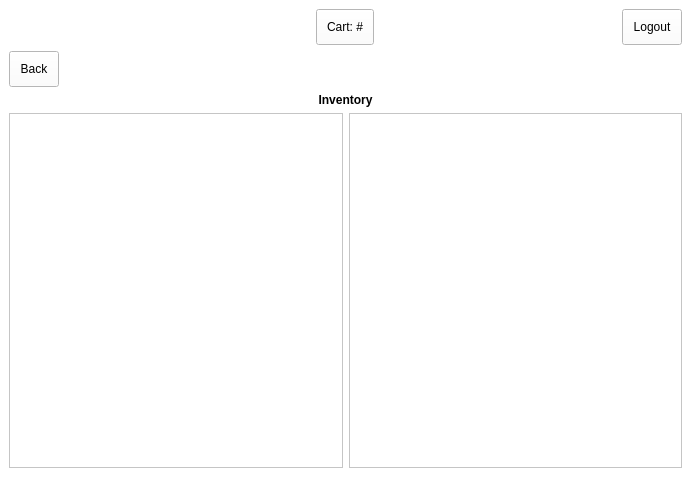
Old version of the form inventory.ui in the repository arc-bphc/sims-gui.
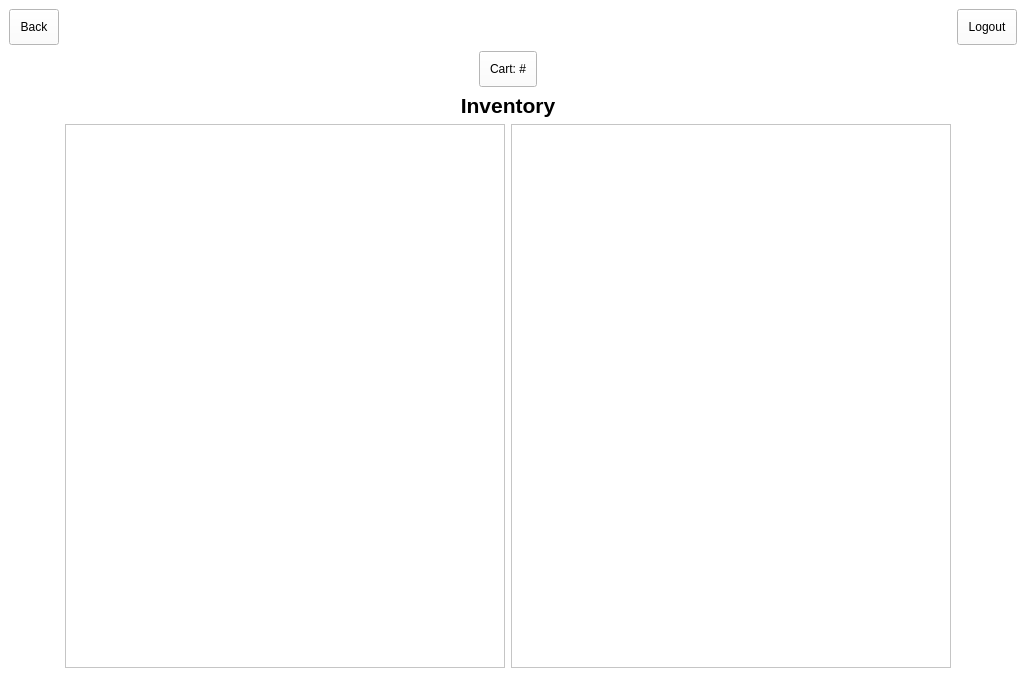
New version of the form. Icons and pictures are not drawn.

```diff
--- a/inventory.ui
+++ b/inventory.ui
@@ -6,8 +6,8 @@
    <rect>
     <x>0</x>
     <y>0</y>
-    <width>691</width>
-    <height>477</height>
+    <width>1026</width>
+    <height>677</height>
    </rect>
   </property>
   <property name="windowTitle">
@@ -22,7 +22,22 @@
    <layout class="QGridLayout" name="gridLayout_2">
     <item row="0" column="0">
      <layout class="QGridLayout" name="gridLayout">
-      <item row="0" column="0" alignment="Qt::AlignLeft|Qt::AlignTop">
+      <item row="0" column="0">
+       <widget class="QPushButton" name="pushButton_2">
+        <property name="styleSheet">
+         <string notr="true">QPushButton {padding: 10px}
+</string>
+        </property>
+        <property name="text">
+         <string>Back</string>
+        </property>
+        <property name="icon">
+         <iconset>
+          <normaloff>ChevronLeft-128.png</normaloff>ChevronLeft-128.png</iconset>
+        </property>
+       </widget>
+      </item>
+      <item row="0" column="1" colspan="2" alignment="Qt::AlignHCenter">
        <widget class="QLabel" name="label_5">
         <property name="sizePolicy">
          <sizepolicy hsizetype="Fixed" vsizetype="Fixed">
@@ -47,13 +62,18 @@
         </property>
        </widget>
       </item>
-      <item row="3" column="2" colspan="2">
-       <widget class="QListView" name="listView"/>
+      <item row="0" column="3">
+       <widget class="QPushButton" name="pushButton">
+        <property name="text">
+         <string>Logout</string>
+        </property>
+        <property name="icon">
+         <iconset theme="system-shutdown">
+          <normaloff>.</normaloff>.</iconset>
+        </property>
+       </widget>
       </item>
-      <item row="3" column="0" colspan="2">
-       <widget class="QTreeView" name="treeView"/>
-      </item>
-      <item row="0" column="1" colspan="2" alignment="Qt::AlignHCenter">
+      <item row="1" column="1" colspan="2" alignment="Qt::AlignHCenter">
        <widget class="QPushButton" name="cartButton">
         <property name="sizePolicy">
          <sizepolicy hsizetype="Fixed" vsizetype="Fixed">
@@ -66,37 +86,26 @@
         </property>
        </widget>
       </item>
-      <item row="2" column="0" colspan="4">
+      <item row="2" column="1" colspan="2">
        <widget class="QLabel" name="label_2">
+        <property name="font">
+         <font>
+          <pointsize>16</pointsize>
+          <weight>75</weight>
+          <italic>false</italic>
+          <bold>true</bold>
+         </font>
+        </property>
         <property name="text">
          <string>&lt;html&gt;&lt;head/&gt;&lt;body&gt;&lt;p align=&quot;center&quot;&gt;&lt;span style=&quot; font-weight:600;&quot;&gt;Inventory&lt;/span&gt;&lt;/p&gt;&lt;/body&gt;&lt;/html&gt;</string>
         </property>
        </widget>
       </item>
-      <item row="0" column="3" alignment="Qt::AlignRight|Qt::AlignTop">
-       <widget class="QPushButton" name="pushButton">
-        <property name="text">
-         <string>Logout</string>
-        </property>
-        <property name="icon">
-         <iconset theme="system-shutdown"/>
-        </property>
-       </widget>
+      <item row="3" column="1">
+       <widget class="QTreeView" name="treeView"/>
       </item>
-      <item row="1" column="0" alignment="Qt::AlignLeft|Qt::AlignTop">
-       <widget class="QPushButton" name="pushButton_2">
-        <property name="styleSheet">
-         <string notr="true">QPushButton {padding: 10px}
-</string>
-        </property>
-        <property name="text">
-         <string>Back</string>
-        </property>
-        <property name="icon">
-         <iconset>
-          <normaloff>ChevronLeft-128.png</normaloff>ChevronLeft-128.png</iconset>
-        </property>
-       </widget>
+      <item row="3" column="2">
+       <widget class="QListView" name="listView"/>
       </item>
      </layout>
     </item>
```
